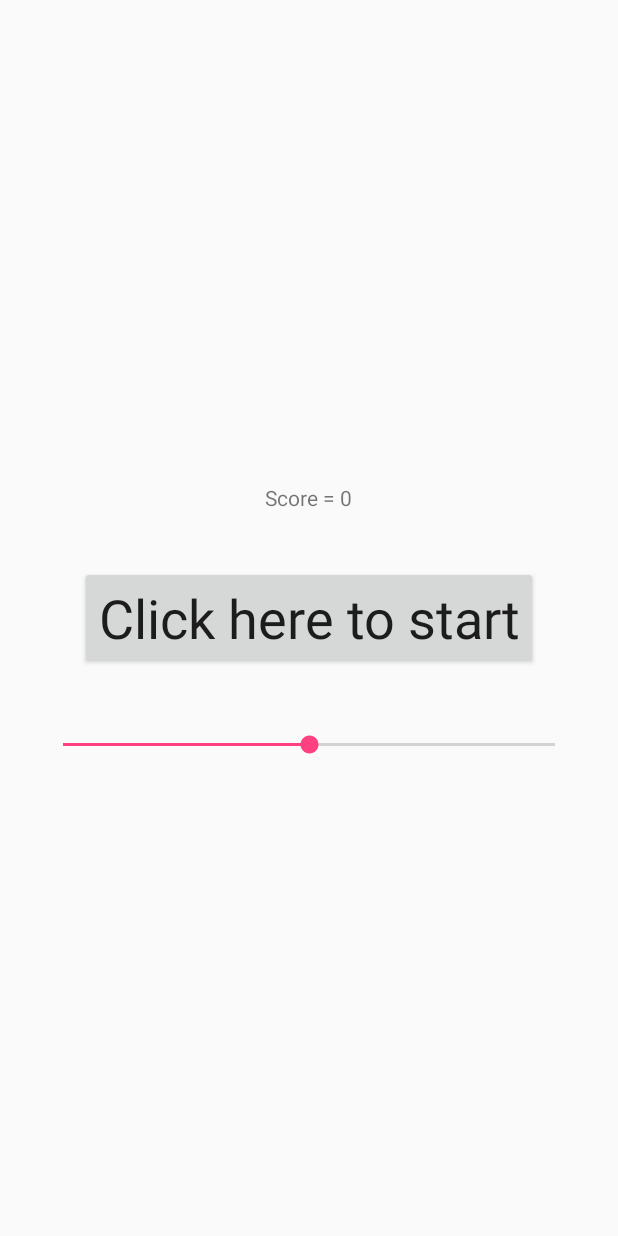
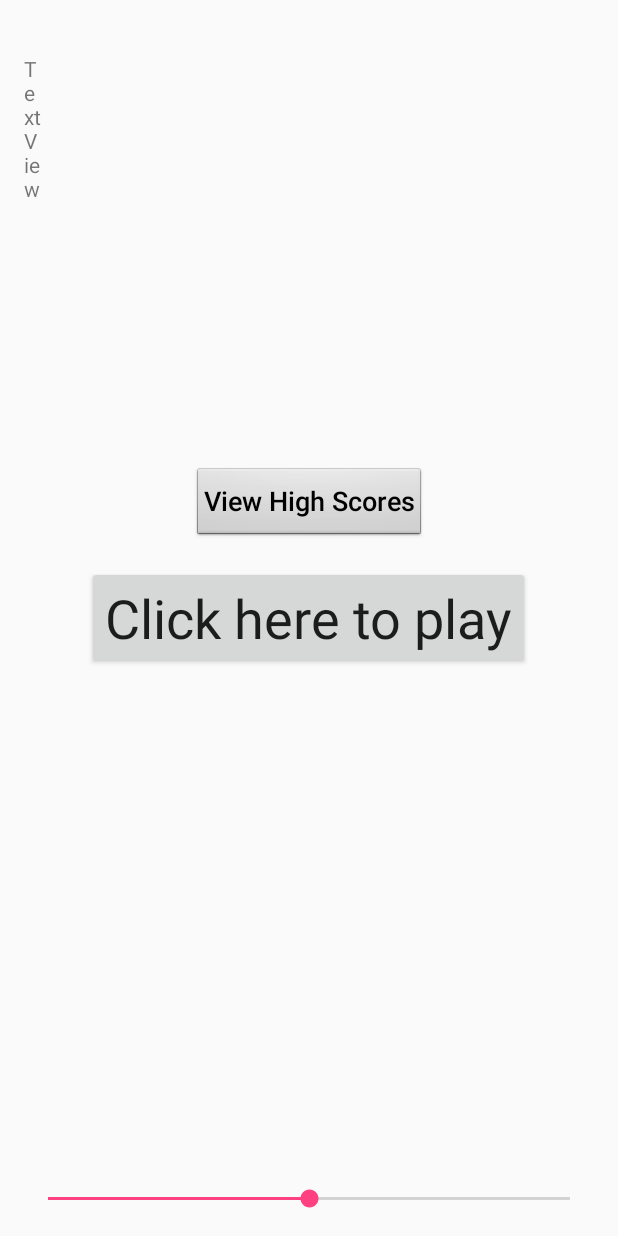
Before and after one commit to thomasbattista/Avalanche, an Android app: the layout activity_main.xml on its own in the app's theme, with its tools: preview values and no code run, on a phone screen of 412 x 824 dp. Run offline under Robolectric (Android 15) with nearby library versions, the light colour scheme and no system bars.

Commit message:
Added difficulty to go along with scores

```diff
--- a/app/src/main/AndroidManifest.xml
+++ b/app/src/main/AndroidManifest.xml
@@ -15,7 +15,8 @@
                 <category android:name="android.intent.category.LAUNCHER" />
             </intent-filter>
         </activity>
-        <activity android:name=".GameActivity"></activity>
+        <activity android:name=".GameActivity" />
+        <activity android:name=".HighScoreActivity"></activity>
     </application>
 
 </manifest>
--- a/app/src/main/java/edu/tbattis2binghamton/p08_battista/Scores.java
+++ b/app/src/main/java/edu/tbattis2binghamton/p08_battista/Scores.java
@@ -30,8 +30,6 @@ public class Scores
         if (score > highScore)
         {
             highScore++;
-
-
         }
     }
 
@@ -44,6 +42,7 @@ public class Scores
         {
             SharedPreferences.Editor editor = prefs.edit();
             editor.putInt("HighScore", highScore);
+            editor.putInt("Difficulty", difficulty);
             editor.commit();
         }
     }
--- a/app/src/main/res/layout/activity_main.xml
+++ b/app/src/main/res/layout/activity_main.xml
@@ -12,26 +12,39 @@
     tools:context="edu.tbattis2binghamton.p08_battista.MainActivity">
 
     <Button
-        android:text="Click here to start"
+        android:text="Click here to play"
         android:layout_width="wrap_content"
         android:layout_height="wrap_content"
         android:layout_centerVertical="true"
         android:layout_centerHorizontal="true"
-        android:id="@+id/start_button"
+        android:id="@+id/button"
         android:onClick="startGame"
         android:textAppearance="@android:style/TextAppearance.DeviceDefault.Large"
         android:textSize="36sp"
         android:textAlignment="center" />
 
-    <TextView
+    <Button
+        android:text="View High Scores"
         android:layout_width="wrap_content"
         android:layout_height="wrap_content"
-        android:text="Hello World!"
-        android:id="@+id/score_text_view"
-        tools:text="Score = 0"
-        android:layout_above="@+id/start_button"
+        android:id="@+id/high_score_button"
+        android:textAppearance="@android:style/TextAppearance.DeviceDefault.Medium"
+        style="@android:style/Widget.Button.Small"
+        android:layout_above="@+id/button"
         android:layout_centerHorizontal="true"
-        android:layout_marginBottom="36dp" />
+        android:layout_marginBottom="17dp" />
+
+    <TextView
+        android:text="TextView"
+        android:layout_width="wrap_content"
+        android:layout_height="wrap_content"
+        android:layout_alignParentTop="true"
+        android:layout_toLeftOf="@+id/button"
+        android:layout_toStartOf="@+id/button"
+        android:layout_marginRight="29dp"
+        android:layout_marginEnd="29dp"
+        android:layout_marginTop="20dp"
+        android:id="@+id/score_text_view" />
 
     <SeekBar
         style="@android:style/Widget.DeviceDefault.SeekBar"
@@ -39,11 +52,10 @@
         android:max="20"
         android:progress="10"
         android:id="@+id/level_bar"
-        android:layout_marginTop="41dp"
-        android:layout_below="@+id/start_button"
-        android:layout_centerHorizontal="true"
-        android:layout_marginRight="10dp"
-        android:layout_marginLeft="10dp"
         android:layout_width="fill_parent"
-        android:clickable="false" />
+        android:clickable="false"
+        android:layout_alignParentBottom="true"
+        android:layout_alignParentRight="true"
+        android:layout_alignParentEnd="true" />
+
 </RelativeLayout>
```
Also changed, not shown: app/src/main/java/edu/tbattis2binghamton/p08_battista/GameView.java (+13 -3 lines), app/src/main/java/edu/tbattis2binghamton/p08_battista/HighScoreActivity.java (added, +26 -0 lines), app/src/main/java/edu/tbattis2binghamton/p08_battista/MainActivity.java (+18 -5 lines), app/src/main/res/layout/activity_high_score.xml (added, +13 -0 lines), 46 other files.
